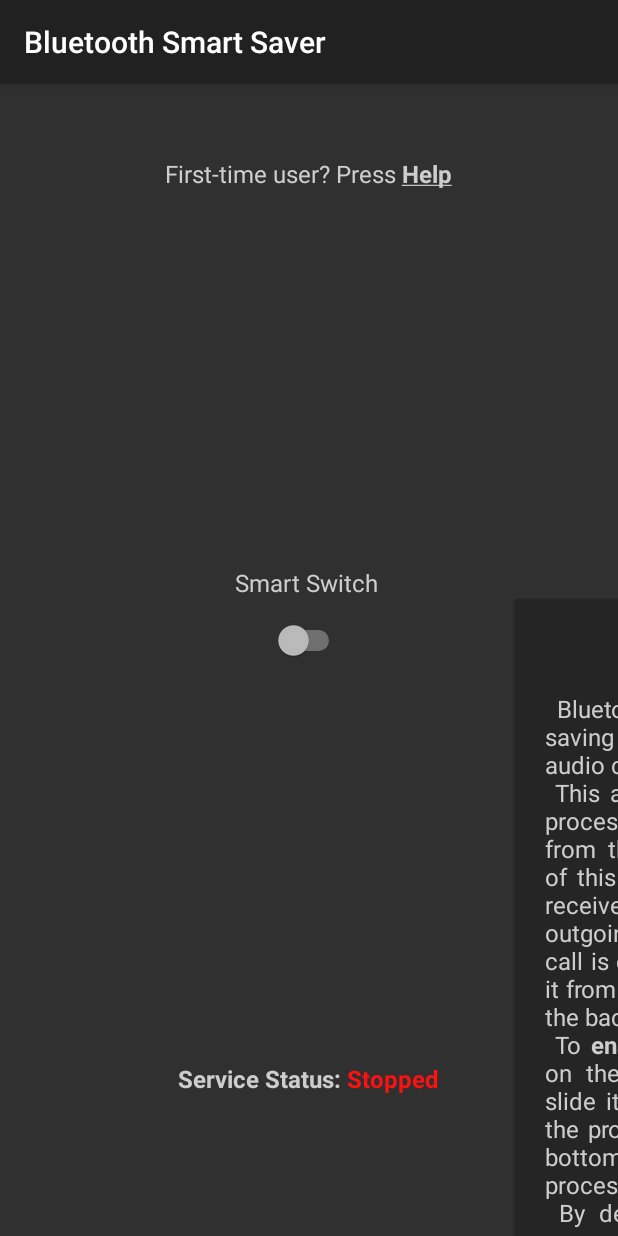
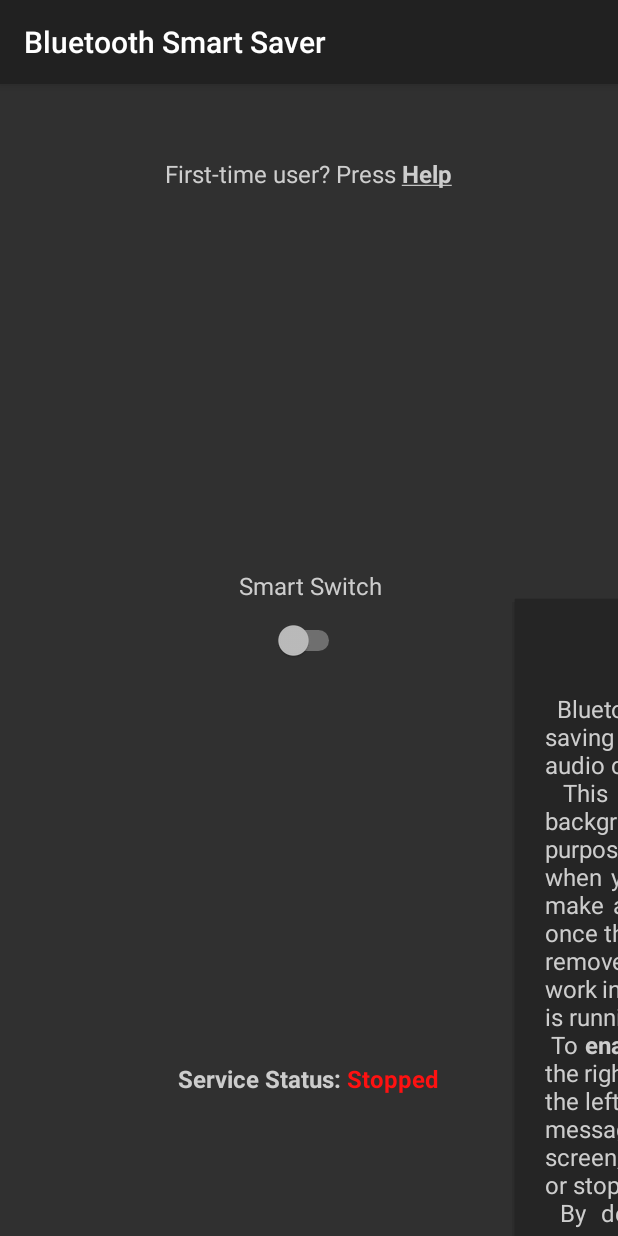
Before and after one commit to NC0DER/BluetoothSmartSaver, an Android app: the screen it shows after launch (MainActivity), after a tap on an icon or button, on a phone screen of 412 x 824 dp. Run offline under Robolectric (Android 15) with nearby library versions, the phone set to English and light mode, and no system bars.

Commit message:
Fix UI element centering error, Move hardcoded strings to string resources

```diff
--- a/src/main/java/com/bluetoothsmartsaver/Utility.java
+++ b/src/main/java/com/bluetoothsmartsaver/Utility.java
@@ -56,18 +56,21 @@ public final class Utility {
         return actionBarHeight;
     }
 
-    /** Create a Service Status string based on specific inputs. */
-    protected static Spannable createStatusSpannable(String text, Boolean started) {
+    /**
+     * Create a Service Status string based on specific inputs,
+     * by utilizing the correct string resource from context. */
+    protected static Spannable createStatusSpannable(Context context, Boolean started) {
+        String text = context.getResources().getString(R.string.service_status);
         String status;
         int color;
         if (started) {
-            status = "Started";
+            status = context.getResources().getString(R.string.service_started);
             color = Color.parseColor("#40ff40");
         } else {
-            status = "Stopped";
+            status = context.getResources().getString(R.string.service_stopped);
             color = Color.parseColor("#ff1111");
         }
-        String total = text + status;
+        String total = text + " " + status;
         Spannable spannable = new SpannableString(total);
         spannable.setSpan(
                 new ForegroundColorSpan(color),
--- a/src/main/res/layout/activity_main.xml
+++ b/src/main/res/layout/activity_main.xml
@@ -37,9 +37,9 @@
 
         <TextView
             android:id="@+id/TextView"
-            android:layout_width="98dp"
+            android:layout_width="204dp"
             android:layout_height="26dp"
-            android:layout_marginStart="52dp"
+            android:gravity="center"
             android:text="@string/switch_text"
             android:textColor="@color/lightGray"
             android:textSize="16sp"
--- a/src/main/res/values/strings.xml
+++ b/src/main/res/values/strings.xml
@@ -1,28 +1,34 @@
 <resources>
-    <string name="app_name">Bluetooth Smart Saver</string>
+    <string name="app_name" translatable="false">Bluetooth Smart Saver</string>
     <string name="help_text">First-time user? Press <b><u>Help</u></b></string>
     <string name="switch_text">Smart Switch</string>
+    <string name="service_status">Service Status:</string>
+    <string name="service_started">Started</string>
+    <string name="service_stopped">Stopped</string>
+    <string name="error_bluetooth">Error: Bluetooth adapter is invalid!\n
+        If this error persists, check if your bluetooth is properly working.</string>
+    <string name="error_permission">Error: Service fail to run.\n
+        Please allow requested app permissions.</string>
+    <string name="error_service_start">Error: Service could not be started.</string>
+    <string name="error_service_stop">Error: Service could not be stopped.</string>
     <string name="popup_title"><b>Help Section</b></string>
     <string name="popup_text">
         Bluetooth Smart Saver is an automatic power saving utility,
         for people who participate in a lot of audio calls using
         Bluetooth Headsets.\n
-        This app runs a foreground service, which is a process,
-        that runs separately in the background from the graphical UI
-        of the app. The purpose of this service is to enable bluetooth
-        when you receive an incoming call or when you make an outgoing call,
-        and to disable bluetooth once the call is over. Even if you close
-        the app (or remove it from \'Recent apps\') this service will
-        still work in the background.\n
-
-        To <b>enable this process</b>, slide the Smart Switch on
-        the right, whereas to <b>disable this process</b> slide it on
-        the left. When you enable or disable the process, a message will
+        This app runs a service, separately in the background from the graphical UI of the app.
+        The purpose of this service is to enable bluetooth, when you receive an incoming call
+        or when you make an outgoing call, and to disable bluetooth once the call is over.
+        Even if you close the app (or remove it from \'Recent apps\') this service
+        will still work in the background. You can see if the service is running
+        by looking at your notification bar.\n
+        To <b>enable this service</b>, slide the Smart Switch on
+        the right, whereas to <b>disable this service</b> slide it on
+        the left. When you enable or disable the service, a message will
         be displayed on the bottom of your screen, indicating whether
-        the process is started or stopped.\n
-
-        By default, the process is stopped.
-        The app remembers if the process is started or stopped,
+        the service is started or stopped.\n
+        By default, the service is stopped.
+        The app remembers if the service is started or stopped,
         even if you close the app, and re-open it later.
         This enables you to stop the service at anytime.\n\n
         <b><i>To dismiss this message, press the \'Help Section\'
```
Also changed, not shown: src/main/java/com/bluetoothsmartsaver/MainActivity.java (+15 -14 lines).
